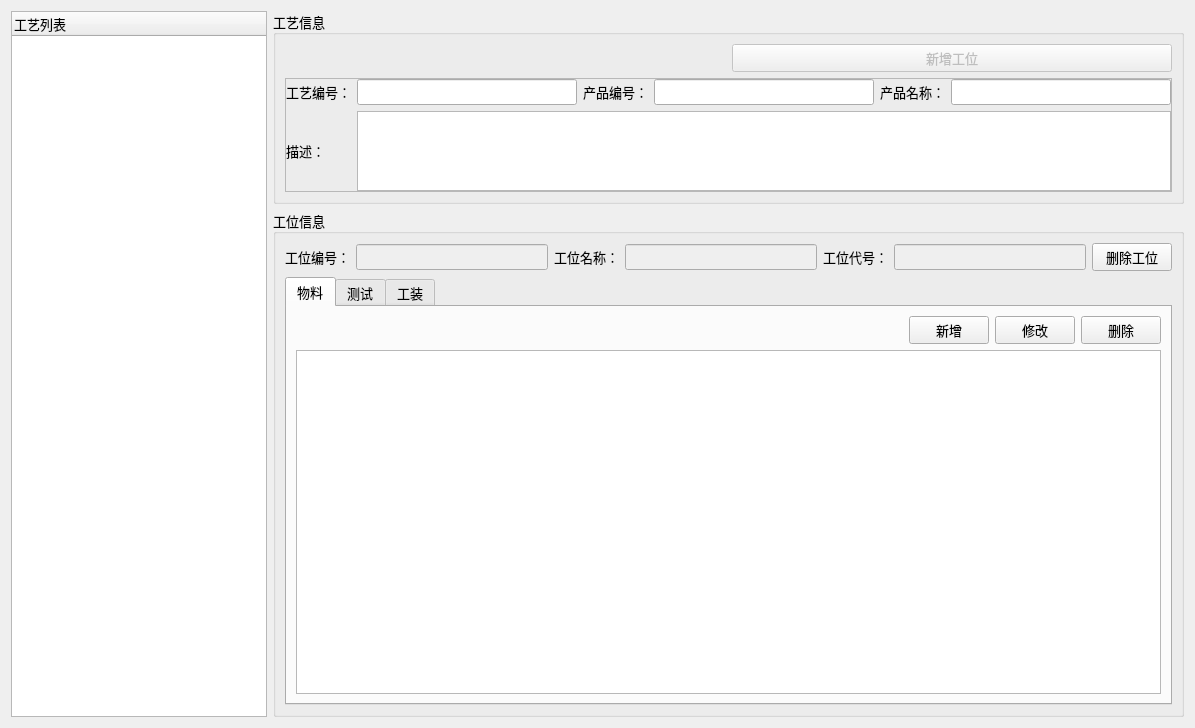
Before: the Qt Designer form 2 Code/PCS/XYPCS/PCS.BasisData/WidgetCraftEdit.ui in radtek/PCS, drawn with Qt 5.
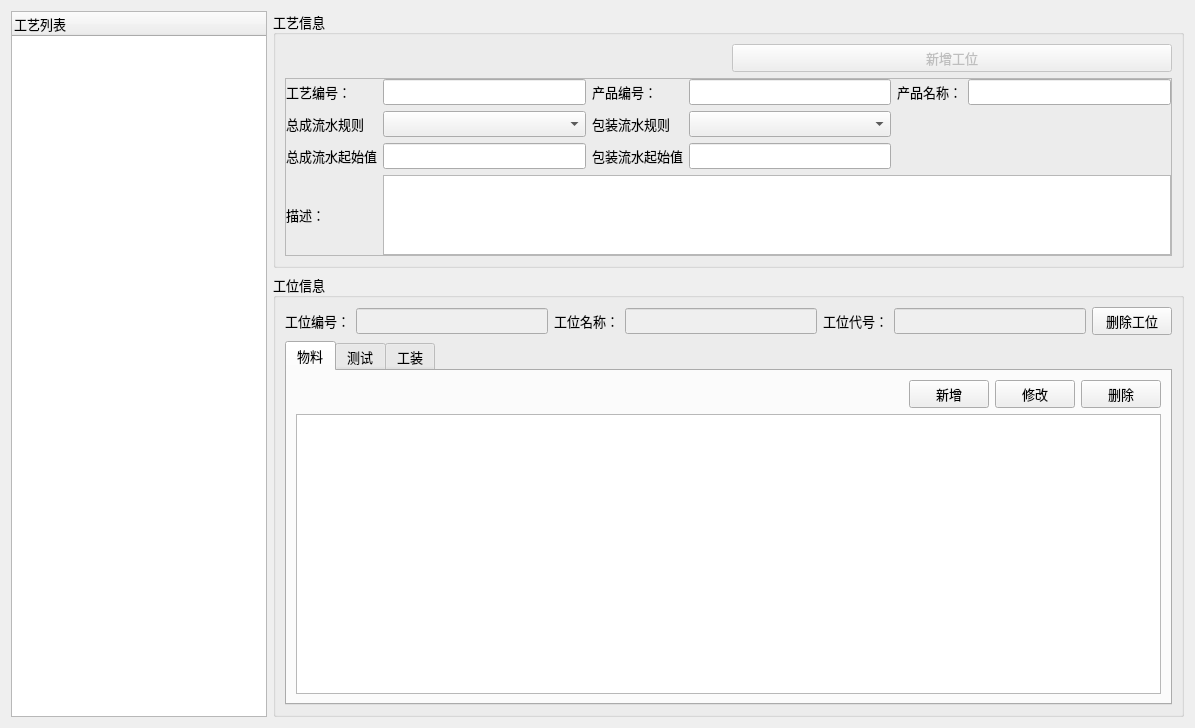
After: the same form once the commit is applied. Custom widgets are drawn as their Qt base class.

What changed in the file:
```diff
--- a/2 Code/PCS/XYPCS/PCS.BasisData/WidgetCraftEdit.ui
+++ b/2 Code/PCS/XYPCS/PCS.BasisData/WidgetCraftEdit.ui
@@ -97,7 +97,7 @@
            <property name="spacing">
             <number>6</number>
            </property>
-           <item row="1" column="0">
+           <item row="3" column="0">
             <widget class="QLabel" name="labelDescription">
              <property name="text">
               <string>描述：</string>
@@ -127,7 +127,7 @@
            <item row="0" column="3">
             <widget class="QLineEdit" name="editProductID"/>
            </item>
-           <item row="1" column="1" colspan="5">
+           <item row="3" column="1" colspan="5">
             <widget class="QTextEdit" name="textEditDescription">
              <property name="maximumSize">
               <size>
@@ -144,6 +144,46 @@
              </property>
             </widget>
            </item>
+           <item row="1" column="0">
+            <widget class="QLabel" name="label">
+             <property name="text">
+              <string>总成流水规则</string>
+             </property>
+            </widget>
+           </item>
+           <item row="1" column="1">
+            <widget class="QComboBox" name="comboBoxAssySerialRule"/>
+           </item>
+           <item row="2" column="2">
+            <widget class="QLabel" name="label_4">
+             <property name="text">
+              <string>包装流水起始值</string>
+             </property>
+            </widget>
+           </item>
+           <item row="2" column="3">
+            <widget class="QLineEdit" name="editPackSerialInit"/>
+           </item>
+           <item row="2" column="0">
+            <widget class="QLabel" name="label_3">
+             <property name="text">
+              <string>总成流水起始值</string>
+             </property>
+            </widget>
+           </item>
+           <item row="2" column="1">
+            <widget class="QLineEdit" name="editAssySerialInit"/>
+           </item>
+           <item row="1" column="2">
+            <widget class="QLabel" name="label_2">
+             <property name="text">
+              <string>包装流水规则</string>
+             </property>
+            </widget>
+           </item>
+           <item row="1" column="3">
+            <widget class="QComboBox" name="comboBoxPackSerialRule"/>
+           </item>
           </layout>
          </widget>
         </item>
```
